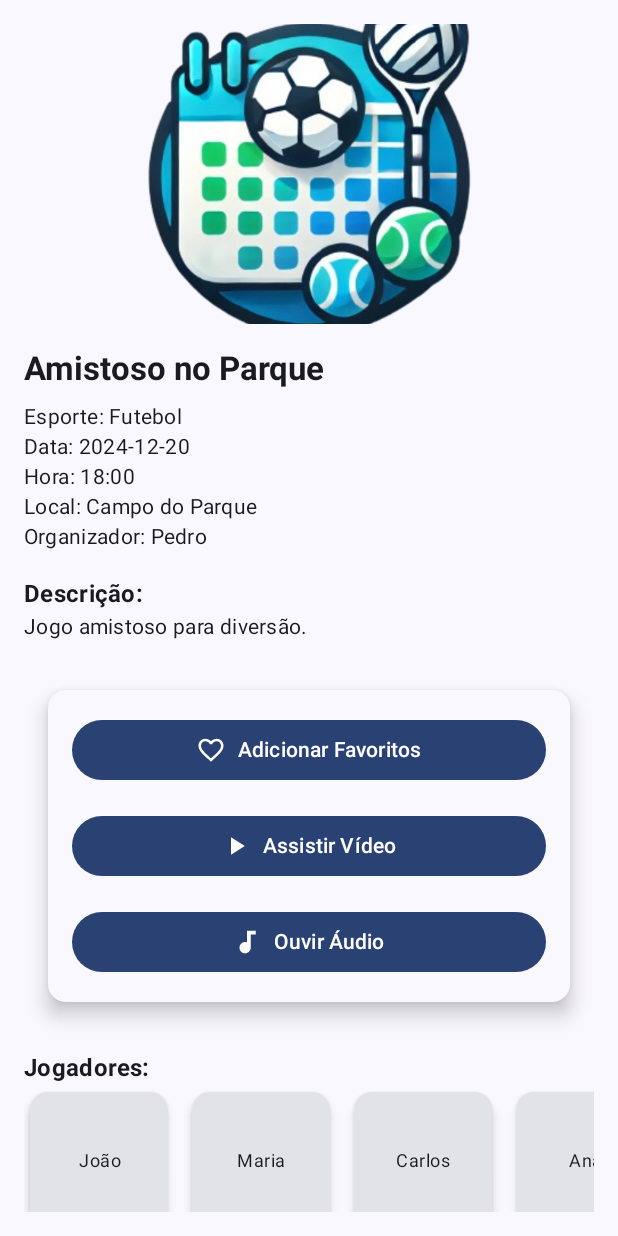
After one commit to Gabriel-CR/desenvolvimento-mobile, an Android app built with Jetpack Compose: the composable GameDetailsScreen called with sample values from the repository, on a phone screen of 412 x 824 dp. The commit adds this screen. Run offline under Robolectric (Android 15) with nearby library versions, the phone set to English and light mode, and no system bars; 1 statement that could not run was skipped.

Commit message:
feat: adicionando telas de home e datails

```diff
--- a/IPlay/app/src/main/java/com/example/iplay/ui/components/GameListItem.kt
+++ /dev/null
@@ -1,4 +0,0 @@
-package com.example.iplay.ui.components
-
-class GameListItem {
-}
--- /dev/null
+++ b/IPlay/app/src/main/java/com/example/iplay/ui/screens/GameDetailsScreen.kt
@@ -0,0 +1,178 @@
+package com.example.iplay.ui.screens
+
+import androidx.compose.foundation.Image
+import androidx.compose.foundation.layout.Arrangement
+import androidx.compose.foundation.layout.Box
+import androidx.compose.foundation.layout.Column
+import androidx.compose.foundation.layout.Spacer
+import androidx.compose.foundation.layout.fillMaxSize
+import androidx.compose.foundation.layout.fillMaxWidth
+import androidx.compose.foundation.layout.height
+import androidx.compose.foundation.layout.padding
+import androidx.compose.foundation.layout.size
+import androidx.compose.foundation.layout.width
+import androidx.compose.foundation.lazy.LazyRow
+import androidx.compose.foundation.lazy.items
+import androidx.compose.foundation.rememberScrollState
+import androidx.compose.foundation.shape.RoundedCornerShape
+import androidx.compose.foundation.verticalScroll
+import androidx.compose.material.icons.Icons
+import androidx.compose.material.icons.filled.Audiotrack
+import androidx.compose.material.icons.filled.Favorite
+import androidx.compose.material.icons.filled.FavoriteBorder
+import androidx.compose.material.icons.filled.PlayArrow
+import androidx.compose.material3.Button
+import androidx.compose.material3.ButtonDefaults
+import androidx.compose.material3.Card
+import androidx.compose.material3.CardDefaults
+import androidx.compose.material3.Icon
+import androidx.compose.material3.MaterialTheme
+import androidx.compose.material3.Text
+import androidx.compose.runtime.Composable
+import androidx.compose.ui.Alignment
+import androidx.compose.ui.Modifier
+import androidx.compose.ui.draw.clip
+import androidx.compose.ui.layout.ContentScale
+import androidx.compose.ui.res.painterResource
+import androidx.compose.ui.text.font.FontWeight
+import androidx.compose.ui.text.style.TextAlign
+import androidx.compose.ui.unit.dp
+import com.example.iplay.models.Game
+
+@Composable
+fun GameDetailsScreen(
+  game: Game
+) {
+  Column(
+    modifier = Modifier
+      .fillMaxSize()
+      .padding(16.dp)
+      .verticalScroll(rememberScrollState())
+  ) {
+    Image(
+      painter = painterResource(id = game.imageRes),
+      contentDescription = game.name,
+      modifier = Modifier
+        .fillMaxWidth()
+        .height(200.dp)
+        .clip(RoundedCornerShape(16.dp)),
+      contentScale = ContentScale.Crop
+    )
+
+    Spacer(modifier = Modifier.height(16.dp))
+
+    Text(
+      text = game.name,
+      style = MaterialTheme.typography.titleLarge,
+      fontWeight = FontWeight.Bold
+    )
+
+    Spacer(modifier = Modifier.height(8.dp))
+
+    Text(text = "Esporte: ${game.sport}", style = MaterialTheme.typography.bodyMedium)
+    Text(text = "Data: ${game.date}", style = MaterialTheme.typography.bodyMedium)
+    Text(text = "Hora: ${game.time}", style = MaterialTheme.typography.bodyMedium)
+    Text(text = "Local: ${game.location}", style = MaterialTheme.typography.bodyMedium)
+    Text(text = "Organizador: ${game.organizer}", style = MaterialTheme.typography.bodyMedium)
+
+    Spacer(modifier = Modifier.height(16.dp))
+
+    Text(
+      text = "Descrição:",
+      style = MaterialTheme.typography.titleMedium,
+      fontWeight = FontWeight.Bold
+    )
+    Text(text = game.description, style = MaterialTheme.typography.bodyMedium)
+
+    Spacer(modifier = Modifier.height(16.dp))
+
+    Card(
+      modifier = Modifier
+        .fillMaxWidth()
+        .padding(16.dp),
+      elevation = CardDefaults.cardElevation(8.dp),
+      colors = CardDefaults.cardColors(containerColor = MaterialTheme.colorScheme.surface)
+    ) {
+      Column(
+        verticalArrangement = Arrangement.spacedBy(16.dp),
+        modifier = Modifier
+          .fillMaxWidth()
+          .padding(16.dp)
+      ) {
+        Button(
+          onClick = { /* Ação para ouvir áudio */ },
+          modifier = Modifier.fillMaxWidth(),
+          colors = ButtonDefaults.buttonColors(containerColor = MaterialTheme.colorScheme.primary)
+        ) {
+          Icon(
+            imageVector = if (game.isFavorite) Icons.Default.Favorite else Icons.Default.FavoriteBorder,
+            contentDescription = null,
+            modifier = Modifier.size(20.dp)
+          )
+          Spacer(modifier = Modifier.width(8.dp))
+          Text(if (game.isFavorite) "Remover Favoritos" else "Adicionar Favoritos")
+        }
+
+        Button(
+          onClick = { /* Ação para ouvir áudio */ },
+          modifier = Modifier.fillMaxWidth(),
+          colors = ButtonDefaults.buttonColors(containerColor = MaterialTheme.colorScheme.primary)
+        ) {
+          Icon(
+            imageVector = Icons.Default.PlayArrow,
+            contentDescription = null,
+            modifier = Modifier.size(20.dp)
+          )
+          Spacer(modifier = Modifier.width(8.dp))
+          Text("Assistir Vídeo")
+        }
+
+        Button(
+          onClick = { /* Ação para ouvir áudio */ },
+          modifier = Modifier.fillMaxWidth(),
+          colors = ButtonDefaults.buttonColors(containerColor = MaterialTheme.colorScheme.primary)
+        ) {
+          Icon(
+            imageVector = Icons.Default.Audiotrack,
+            contentDescription = null,
+            modifier = Modifier.size(20.dp)
+          )
+          Spacer(modifier = Modifier.width(8.dp))
+          Text("Ouvir Áudio")
+        }
+      }
+    }
+
+    Spacer(modifier = Modifier.height(16.dp))
+
+    Text(
+      text = "Jogadores:",
+      style = MaterialTheme.typography.titleMedium,
+      fontWeight = FontWeight.Bold
+    )
+    LazyRow(
+      horizontalArrangement = Arrangement.spacedBy(8.dp),
+      modifier = Modifier.fillMaxWidth()
+    ) {
+      items(game.players) { player ->
+        Card(
+          modifier = Modifier
+            .size(100.dp)
+            .padding(4.dp),
+          elevation = CardDefaults.cardElevation(4.dp)
+        ) {
+          Box(
+            contentAlignment = Alignment.Center,
+            modifier = Modifier.fillMaxSize()
+          ) {
+            Text(
+              text = player,
+              style = MaterialTheme.typography.bodySmall,
+              textAlign = TextAlign.Center
+            )
+          }
+        }
+      }
+    }
+  }
+}
```
Also changed, not shown: IPlay/app/src/main/java/com/example/iplay/MainActivity.kt (+17 -3 lines), IPlay/app/src/main/java/com/example/iplay/models/Game.kt (+148 -2 lines), IPlay/app/src/main/java/com/example/iplay/ui/components/CardView.kt (+47 -26 lines).
